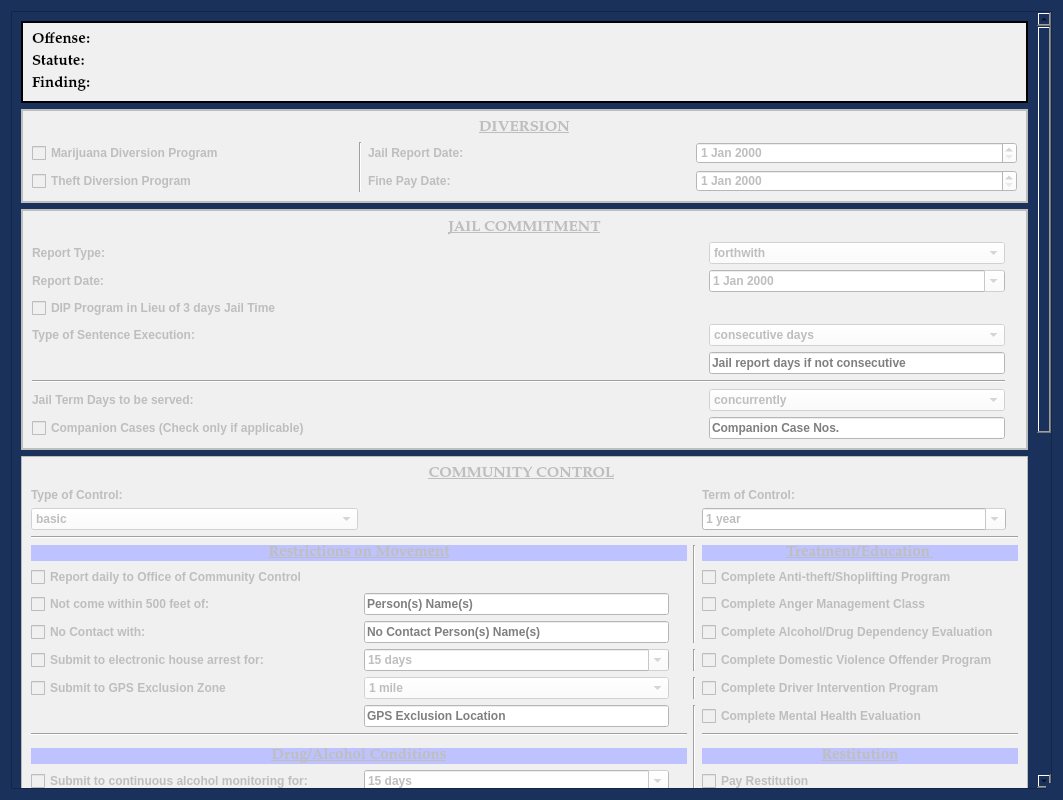
The window that views/ui/AddCommunityControlDialog.ui (HunterProgram22/MuniEntry) describes before a commit, drawn with Qt 5.
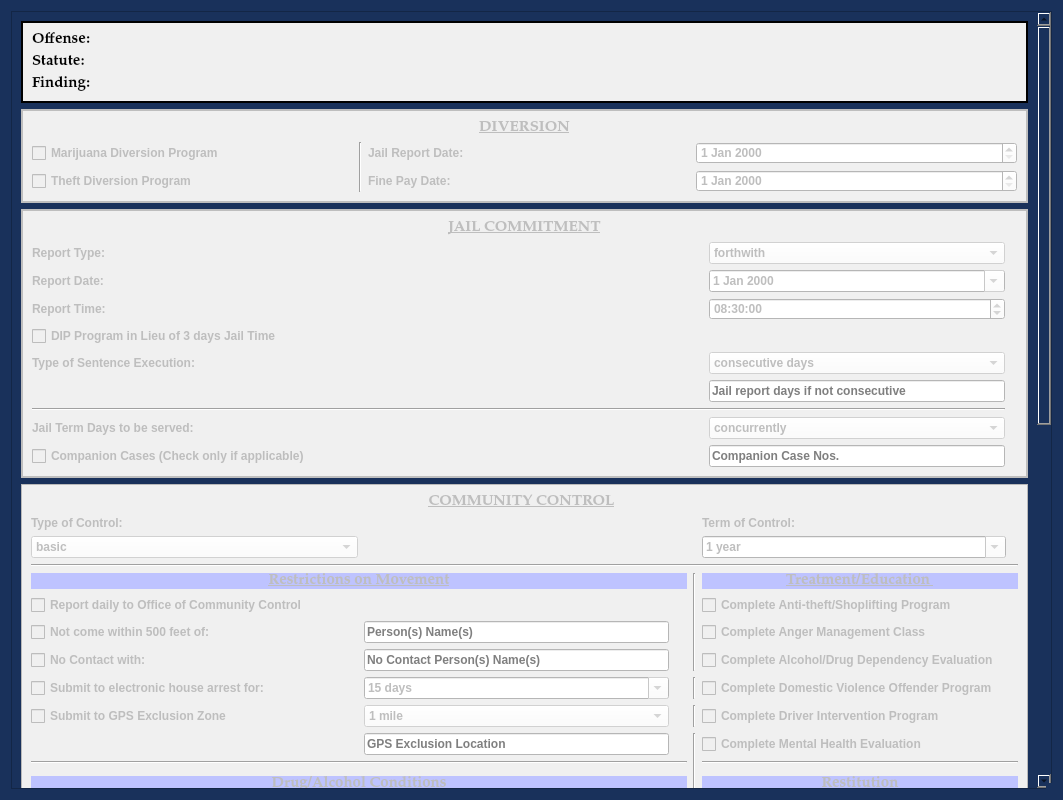
The same window after the commit.

Commit message: Add jail report time.

What changed in the file:
```diff
--- a/views/ui/AddCommunityControlDialog.ui
+++ b/views/ui/AddCommunityControlDialog.ui
@@ -168,8 +168,8 @@
        <rect>
         <x>0</x>
         <y>0</y>
-        <width>1053</width>
-        <height>1574</height>
+        <width>1137</width>
+        <height>1691</height>
        </rect>
       </property>
       <property name="sizePolicy">
@@ -1540,7 +1540,7 @@
             </property>
            </widget>
           </item>
-          <item row="10" column="1">
+          <item row="11" column="1">
            <widget class="QLineEdit" name="companion_cases_box">
             <property name="styleSheet">
              <string notr="true">background-color: rgb(255, 255, 255);</string>
@@ -1557,14 +1557,31 @@
             </property>
            </widget>
           </item>
-          <item row="5" column="0">
+          <item row="10" column="1">
+           <widget class="QComboBox" name="jail_term_type_box">
+            <property name="styleSheet">
+             <string notr="true">background-color: rgb(255, 255, 255);</string>
+            </property>
+            <item>
+             <property name="text">
+              <string>concurrently</string>
+             </property>
+            </item>
+            <item>
+             <property name="text">
+              <string>consecutively</string>
+             </property>
+            </item>
+           </widget>
+          </item>
+          <item row="6" column="0">
            <widget class="QLabel" name="label_11">
             <property name="text">
              <string>Type of Sentence Execution:</string>
             </property>
            </widget>
           </item>
-          <item row="5" column="1">
+          <item row="6" column="1">
            <widget class="QComboBox" name="jail_sentence_execution_type_box">
             <property name="styleSheet">
              <string notr="true">background-color: rgb(255, 255, 255);</string>
@@ -1586,30 +1603,6 @@
             </item>
            </widget>
           </item>
-          <item row="9" column="1">
-           <widget class="QComboBox" name="jail_term_type_box">
-            <property name="styleSheet">
-             <string notr="true">background-color: rgb(255, 255, 255);</string>
-            </property>
-            <item>
-             <property name="text">
-              <string>concurrently</string>
-             </property>
-            </item>
-            <item>
-             <property name="text">
-              <string>consecutively</string>
-             </property>
-            </item>
-           </widget>
-          </item>
-          <item row="3" column="0">
-           <widget class="QLabel" name="label_20">
-            <property name="text">
-             <string>Report Date:</string>
-            </property>
-           </widget>
-          </item>
           <item row="3" column="1">
            <widget class="QDateEdit" name="report_date_box">
             <property name="styleSheet">
@@ -1620,28 +1613,21 @@
             </property>
            </widget>
           </item>
-          <item row="7" column="0" colspan="2">
+          <item row="8" column="0" colspan="2">
            <widget class="Line" name="line_5">
             <property name="orientation">
              <enum>Qt::Horizontal</enum>
             </property>
            </widget>
           </item>
-          <item row="9" column="0">
-           <widget class="QLabel" name="label_23">
+          <item row="3" column="0">
+           <widget class="QLabel" name="label_20">
             <property name="text">
-             <string>Jail Term Days to be served:</string>
+             <string>Report Date:</string>
             </property>
            </widget>
           </item>
-          <item row="10" column="0">
-           <widget class="QCheckBox" name="companion_cases_checkBox">
-            <property name="text">
-             <string>Companion Cases (Check only if applicable)</string>
-            </property>
-           </widget>
-          </item>
-          <item row="6" column="1">
+          <item row="7" column="1">
            <widget class="QLineEdit" name="jail_report_days_notes_box">
             <property name="styleSheet">
              <string notr="true">background-color: rgb(255, 255, 255);</string>
@@ -1651,13 +1637,51 @@
             </property>
            </widget>
           </item>
-          <item row="4" column="0">
+          <item row="5" column="0">
            <widget class="QCheckBox" name="dip_checkBox">
             <property name="text">
              <string>DIP Program in Lieu of 3 days Jail Time</string>
             </property>
            </widget>
           </item>
+          <item row="10" column="0">
+           <widget class="QLabel" name="label_23">
+            <property name="text">
+             <string>Jail Term Days to be served:</string>
+            </property>
+           </widget>
+          </item>
+          <item row="11" column="0">
+           <widget class="QCheckBox" name="companion_cases_checkBox">
+            <property name="text">
+             <string>Companion Cases (Check only if applicable)</string>
+            </property>
+           </widget>
+          </item>
+          <item row="4" column="0">
+           <widget class="QLabel" name="label_3">
+            <property name="text">
+             <string>Report Time:</string>
+            </property>
+           </widget>
+          </item>
+          <item row="4" column="1">
+           <widget class="QTimeEdit" name="report_time_box">
+            <property name="styleSheet">
+             <string notr="true">background-color: rgb(255, 255, 255);</string>
+            </property>
+            <property name="dateTime">
+             <datetime>
+              <hour>8</hour>
+              <minute>30</minute>
+              <second>0</second>
+              <year>2000</year>
+              <month>1</month>
+              <day>1</day>
+             </datetime>
+            </property>
+           </widget>
+          </item>
          </layout>
         </widget>
        </item>
```
The commit also changes 9 other files.
